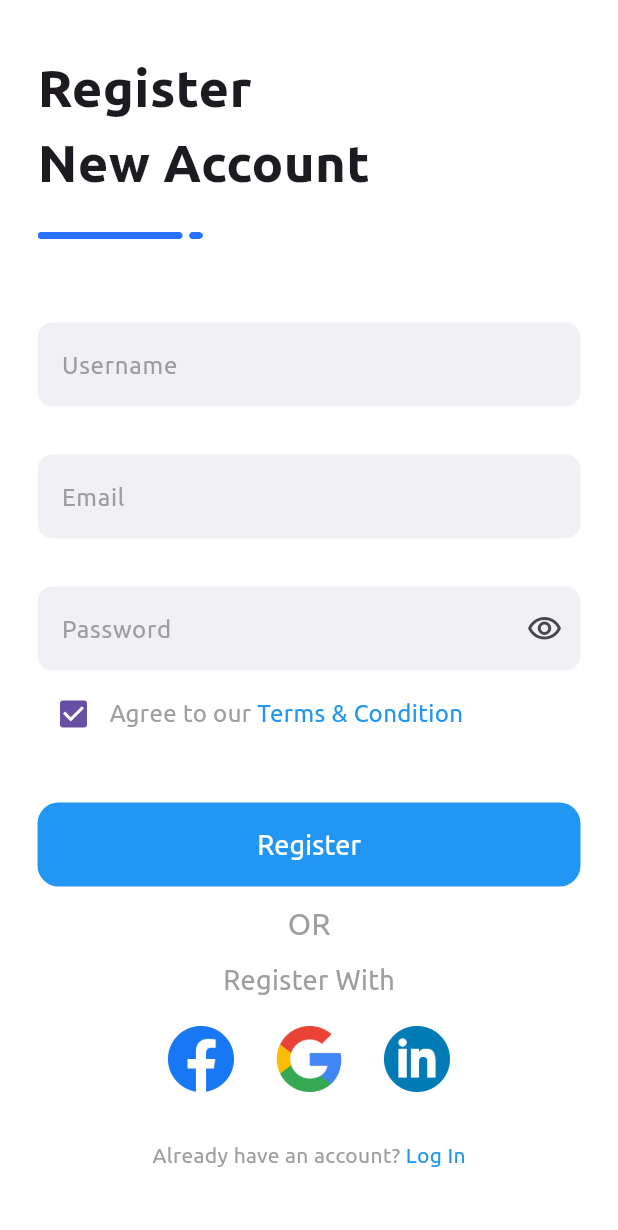
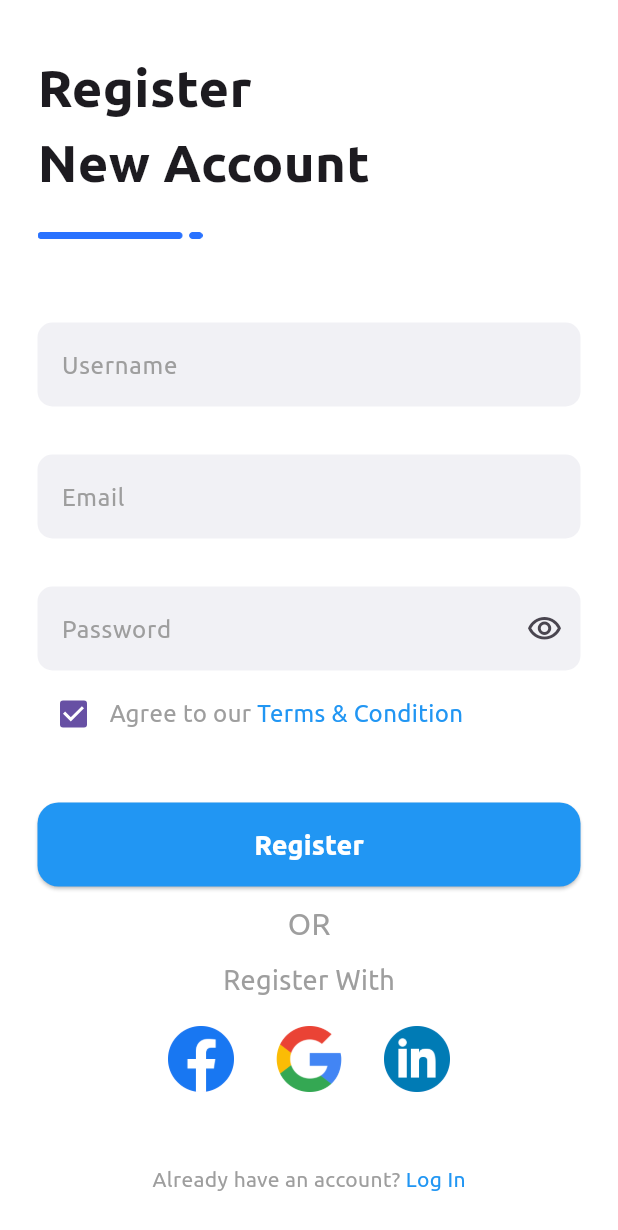
Before and after one commit to GungIndi/flutter-mobile-app, a Flutter app: the screen it shows after launch, after a tap on "Sign Up", on a phone screen of 412 x 824 dp. Shown: the top 1230 px of the screen. Run offline on Flutter 3.47's test engine with Material 3 defaults, Android fonts, the phone set to English and light mode, and no system bars; project files that could hold a hidden picture were left out.

Commit message:
add components

```diff
--- /dev/null
+++ b/lib/components/components.dart
@@ -0,0 +1,41 @@
+import 'package:flutter/material.dart';
+import 'package:project_1/constants.dart';
+
+class CustomButton extends StatelessWidget {
+  final String text;
+  final Color backgroundColor;
+  final Color textColor;
+  final Color? borderColor;
+  final VoidCallback onPressed;
+
+  const CustomButton({
+    required this.text,
+    required this.backgroundColor,
+    required this.textColor,
+    this.borderColor,
+    required this.onPressed,
+  });
+
+  @override
+  Widget build(BuildContext context) {
+    return ElevatedButton(
+      onPressed: onPressed,
+      style: ElevatedButton.styleFrom(
+        backgroundColor: backgroundColor,
+        side: BorderSide(color: borderColor ?? Colors.transparent),
+        shape: RoundedRectangleBorder(
+          borderRadius: BorderRadius.circular(14.0),
+        ),
+        minimumSize: Size(double.infinity, 56),
+      ),
+      child: Text(
+        text,
+        style: TextStyle(
+          fontSize: 18,
+          color: textColor,
+          fontWeight: FontWeight.w600,
+        ),
+      ),
+    );
+  }
+}
--- a/lib/constants.dart
+++ b/lib/constants.dart
@@ -7,7 +7,7 @@ Color primaryButtonColor = Color(0x218bf5);
 Color primaryButtonTextColor = Color(0xffe6e1ff);
 Color secondaryButtonColor = Color(0x218bf5);
 Color secondaryButtonTextColor = Color(0xffe6e1ff);
-Color InputField = Color(0xfff1f1f5);
+Color inputField = Color(0xfff1f1f5);
 
 class Job {
   final String title;
--- a/lib/screens/home_screen.dart
+++ b/lib/screens/home_screen.dart
@@ -1,6 +1,7 @@
 import 'package:flutter/material.dart';
 import 'package:project_1/screens/login_screen.dart';
 import 'package:project_1/screens/signup_screen.dart';
+import 'package:project_1/components/components.dart';
 
 
 class HomeScreen extends StatelessWidget {
@@ -11,7 +12,8 @@ class HomeScreen extends StatelessWidget {
   Widget build(BuildContext context){
     return Scaffold(
       backgroundColor: Colors.white,
-      body: SafeArea(
+      body: SingleChildScrollView(
+        child: SafeArea(
           child: Column(
             children:[
               Padding(
@@ -49,56 +51,31 @@ class HomeScreen extends StatelessWidget {
                     Column(
                       mainAxisAlignment: MainAxisAlignment.end,
                       children: [
-                      ElevatedButton(
-                        style: ElevatedButton.styleFrom(
+                        CustomButton(
+                          text: 'Login',
                           backgroundColor: Colors.blue,
-                          elevation: 0,
-                          shape: RoundedRectangleBorder(
-                            borderRadius: BorderRadius.circular(14.0),
-                          ),
-                          minimumSize: Size(double.infinity, 56),
-                        ),
+                          textColor: Colors.white,
                           onPressed: () {
                             Navigator.push(
                               context,
-                            MaterialPageRoute(
-                                builder: (context) => LoginScreen()));
-                        },
-                        child: Text(
-                          'Login',
-                          style: TextStyle(
-                            fontSize: 18,
-                            color: Colors.white,
-                            fontWeight: FontWeight.w600
-                          ),
-                        ),
+                              MaterialPageRoute(builder: (context) => LoginScreen())
+                            );
+                          }
                         ),
                         const SizedBox(
                           height: 10,
                         ),
-                      ElevatedButton(
+                        CustomButton(
+                          text: 'Sign Up',
+                          backgroundColor: Colors.white,
+                          textColor: Colors.blue,
+                          borderColor: Colors.blue,
                           onPressed: () {
                             Navigator.push(
                               context,
-                            MaterialPageRoute(
-                                builder: (context) => SignUpScreen()));
-                        },
-                        style: ElevatedButton.styleFrom(
-                          backgroundColor: Colors.white,
-                          side: BorderSide(color: Colors.blue),
-                          shape: RoundedRectangleBorder(
-                            borderRadius: BorderRadius.circular(14.0),
-                          ),
-                          minimumSize: Size(double.infinity, 56)
-                        ),
-                        child: Text(
-                          'Sign Up',
-                          style: TextStyle(
-                            fontSize: 18,
-                            color: Colors.blue,
-                            fontWeight: FontWeight.w600
-                          ),
-                        ),
+                              MaterialPageRoute(builder: (context) => SignUpScreen())
+                            );
+                          }
                         ),
                       ],
                     ),
@@ -108,6 +85,7 @@ class HomeScreen extends StatelessWidget {
             ]
           ),
         ),
+      ),
     );
   }
 }
--- a/lib/screens/signup_screen.dart
+++ b/lib/screens/signup_screen.dart
@@ -1,5 +1,5 @@
-import 'package:flutter/cupertino.dart';
 import 'package:flutter/material.dart';
+import 'package:project_1/components/components.dart';
 import 'package:project_1/constants.dart';
 import 'package:project_1/screens/login_screen.dart';
 import 'package:project_1/screens/welcome_screen.dart';
@@ -11,9 +11,9 @@ class SignUpScreen extends StatelessWidget {
   @override
   Widget build(BuildContext context) {
     return Scaffold(
-      resizeToAvoidBottomInset: false,
       backgroundColor: Colors.white,
-      body: SafeArea(
+      body: SingleChildScrollView(
+        child: SafeArea(
           child: Padding(
             padding: const EdgeInsets.fromLTRB(25, 33, 25 ,20),
             child: Column(
@@ -44,7 +44,7 @@ class SignUpScreen extends StatelessWidget {
                       Container(
                         decoration: BoxDecoration(
                           borderRadius: BorderRadius.circular(10.0),
-                        color : InputField,
+                          color : inputField,
                         ),
                         child: TextFormField(
                           decoration: InputDecoration(
@@ -60,7 +60,7 @@ class SignUpScreen extends StatelessWidget {
                       Container(
                         decoration: BoxDecoration(
                           borderRadius: BorderRadius.circular(10.0),
-                        color : InputField,
+                          color : inputField,
                         ),
                         child: TextFormField(
                           decoration: InputDecoration(
@@ -76,7 +76,7 @@ class SignUpScreen extends StatelessWidget {
                       Container(
                         decoration: BoxDecoration(
                           borderRadius: BorderRadius.circular(10.0),
-                        color : InputField,
+                          color : inputField,
                           // border : Border.all(
                           //   color: Colors.blue,
                           //   width: 1
@@ -124,28 +124,16 @@ class SignUpScreen extends StatelessWidget {
                   ],
                 ),
                 SizedBox(height: 35),
-              ElevatedButton(
-                style: ElevatedButton.styleFrom(
+                CustomButton(
+                  text: 'Register',
                   backgroundColor: Colors.blue,
-                  elevation: 0,
-                  shape: RoundedRectangleBorder(
-                    borderRadius: BorderRadius.circular(14.0),
-                  ),
-                  minimumSize: Size(double.infinity, 56),
-                ),
+                  textColor: Colors.white,
                   onPressed: () {
                     Navigator.push(
                       context,
-                    MaterialPageRoute(
-                        builder: (context) => WelcomeScreen()));
-                },
-                child: Text(
-                  'Register',
-                  style: TextStyle(
-                    fontSize: 18,
-                    color: Colors.white,
-                  ),
-                ),
+                      MaterialPageRoute(builder: (context) => WelcomeScreen())
+                    );
+                  }
                 ),
                 SizedBox(height: 10),
                 Column(
@@ -198,8 +186,8 @@ class SignUpScreen extends StatelessWidget {
                     ),
                   ]
                 ),
-              Expanded(
-                child: Row(
+                SizedBox(height: 40),
+                Row(
                   mainAxisAlignment: MainAxisAlignment.center,
                   children: [
                     Text(
@@ -223,8 +211,8 @@ class SignUpScreen extends StatelessWidget {
                     ),
                   ],
                 ),
+              ],
             ),
-            ],
           ),
         ),
       )
--- a/lib/screens/welcome_screen.dart
+++ b/lib/screens/welcome_screen.dart
@@ -1,8 +1,6 @@
 import 'package:flutter/material.dart';
 import 'package:project_1/constants.dart';
 import 'dart:math';
-
-import 'package:project_1/screens/signup_screen.dart';
 
 class WelcomeScreen extends StatelessWidget {
   const WelcomeScreen({Key? key});
```
Also changed, not shown: lib/screens/login_screen.dart (+13 -25 lines), assets/images/flutter mockup.jpg (added). Lines whose indentation alone changed are shown as unchanged.
